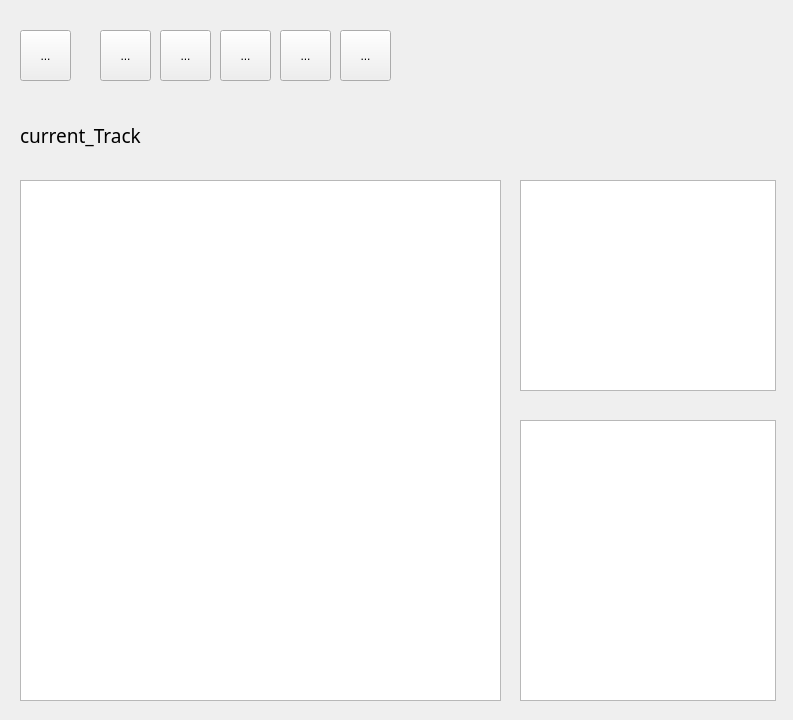
Above: widget.ui from moevm/gui-1h2018-02 before the change. Below: the same form after it.
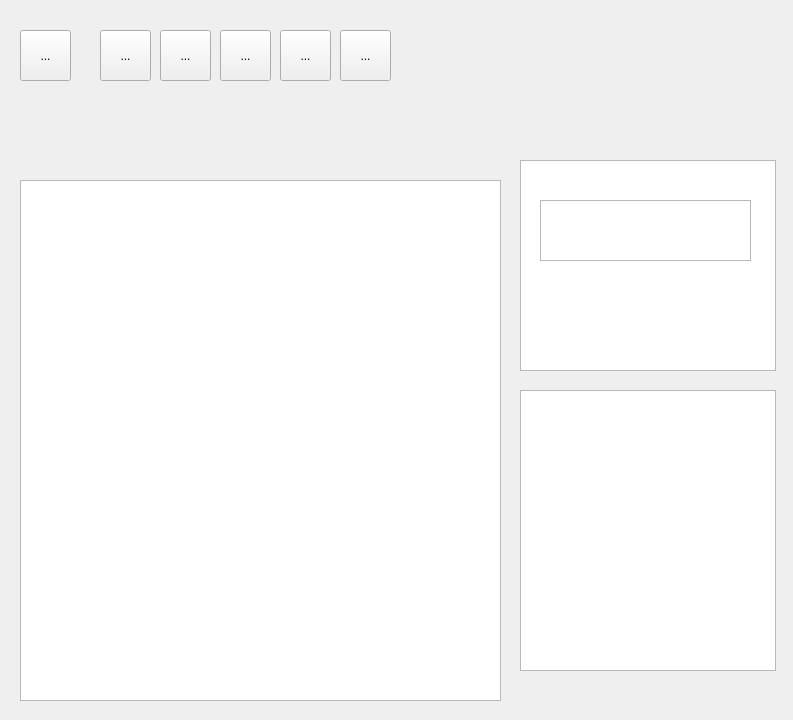
That is the form after the change. Icons and pictures are not drawn.

Diff of the .ui file:
```diff
--- a/widget.ui
+++ b/widget.ui
@@ -226,33 +226,11 @@
     <bool>true</bool>
    </property>
   </widget>
-  <widget class="QLabel" name="currentTrack">
-   <property name="geometry">
-    <rect>
-     <x>20</x>
-     <y>110</y>
-     <width>701</width>
-     <height>51</height>
-    </rect>
-   </property>
-   <property name="font">
-    <font>
-     <family>Blackadder ITC</family>
-     <pointsize>14</pointsize>
-    </font>
-   </property>
-   <property name="autoFillBackground">
-    <bool>false</bool>
-   </property>
-   <property name="text">
-    <string>current_Track</string>
-   </property>
-  </widget>
   <widget class="QTableView" name="tableView">
    <property name="geometry">
     <rect>
      <x>520</x>
-     <y>180</y>
+     <y>160</y>
      <width>256</width>
      <height>211</height>
     </rect>
@@ -262,12 +240,22 @@
    <property name="geometry">
     <rect>
      <x>520</x>
-     <y>420</y>
+     <y>390</y>
      <width>256</width>
      <height>281</height>
     </rect>
    </property>
   </widget>
+  <widget class="QTextEdit" name="textEdit">
+   <property name="geometry">
+    <rect>
+     <x>540</x>
+     <y>200</y>
+     <width>211</width>
+     <height>61</height>
+    </rect>
+   </property>
+  </widget>
  </widget>
  <resources>
   <include location="buttons.qrc"/>
```
